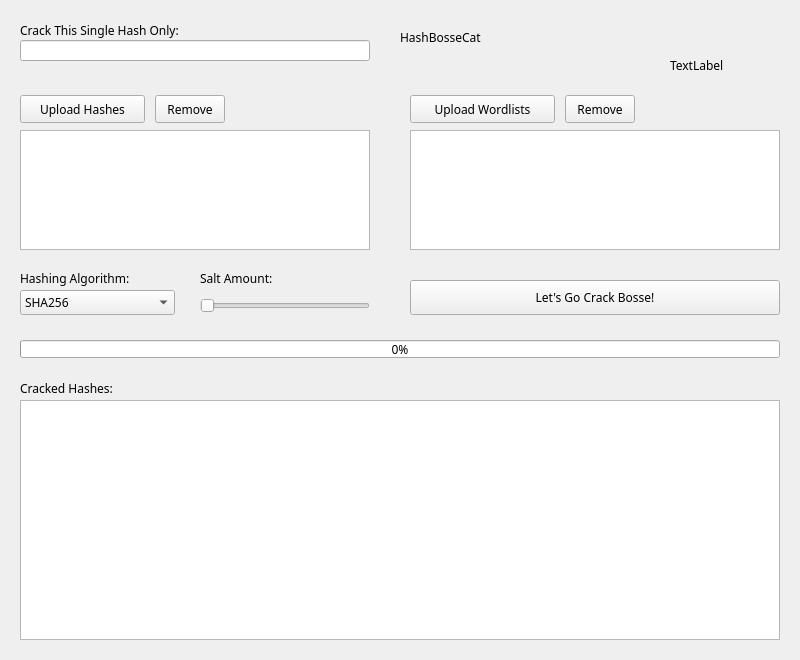
First picture: the form in forms/mainwindow.ui, repository simonthorell/hash-bosse-cat, before the edit.
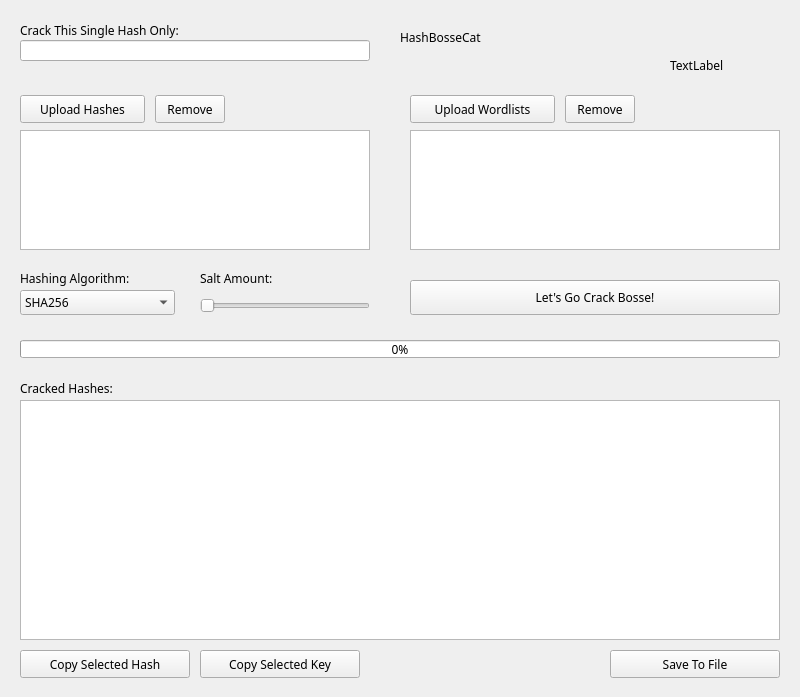
Second picture: the form after the edit. Icons and pictures are not drawn.

Diff of the .ui file:
```diff
--- a/forms/mainwindow.ui
+++ b/forms/mainwindow.ui
@@ -7,7 +7,7 @@
     <x>0</x>
     <y>0</y>
     <width>800</width>
-    <height>660</height>
+    <height>697</height>
    </rect>
   </property>
   <property name="font">
@@ -262,6 +262,45 @@
      <string>TextLabel</string>
     </property>
    </widget>
+   <widget class="QPushButton" name="Button_SaveResultToFile">
+    <property name="geometry">
+     <rect>
+      <x>610</x>
+      <y>650</y>
+      <width>170</width>
+      <height>28</height>
+     </rect>
+    </property>
+    <property name="text">
+     <string>Save To File</string>
+    </property>
+   </widget>
+   <widget class="QPushButton" name="Button_CopySelectedHash">
+    <property name="geometry">
+     <rect>
+      <x>20</x>
+      <y>650</y>
+      <width>170</width>
+      <height>28</height>
+     </rect>
+    </property>
+    <property name="text">
+     <string>Copy Selected Hash</string>
+    </property>
+   </widget>
+   <widget class="QPushButton" name="Button_CopySelectedKey">
+    <property name="geometry">
+     <rect>
+      <x>200</x>
+      <y>650</y>
+      <width>160</width>
+      <height>28</height>
+     </rect>
+    </property>
+    <property name="text">
+     <string>Copy Selected Key</string>
+    </property>
+   </widget>
   </widget>
  </widget>
  <resources/>
```
